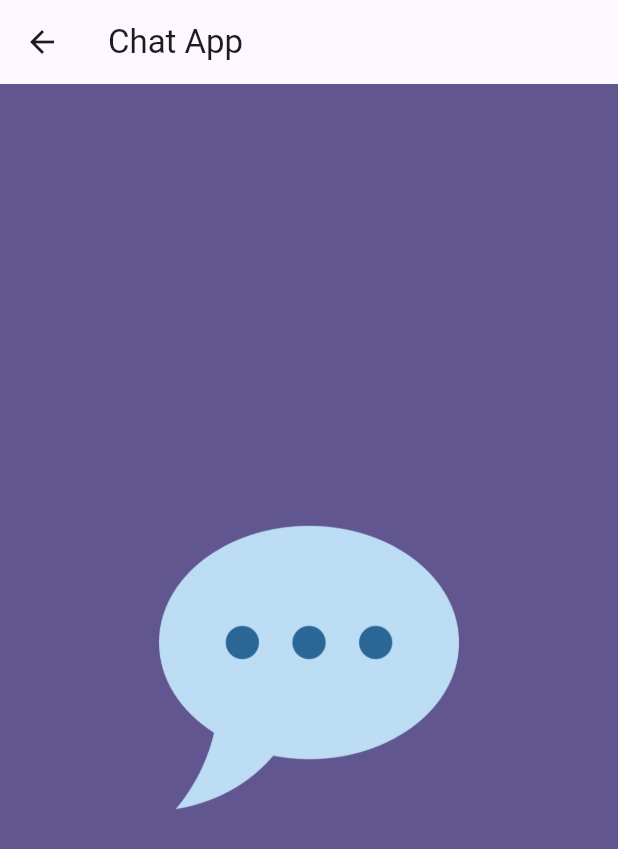
After one commit to Aarushi0010/Chat-App, a Flutter app: the SplashScreen screen opened directly, on a phone screen of 412 x 824 dp. The commit adds this screen. Shown: the top 849 px of the screen. Run offline on Flutter 3.47's test engine with Material 3 defaults, Android fonts, the phone set to English and light mode, and no system bars; our stand-ins replace firebase_auth, firebase_core; accounts and stored records are empty.

Commit message:
splash screen added

```diff
--- a/lib/main.dart
+++ b/lib/main.dart
@@ -1,3 +1,4 @@
+import 'package:chat_app/screens/splash.dart';
 import 'package:firebase_auth/firebase_auth.dart';
 import 'package:flutter/foundation.dart';
 import 'package:flutter/material.dart';
@@ -37,6 +38,9 @@ class App extends StatelessWidget {
       home: StreamBuilder(
           stream: FirebaseAuth.instance.authStateChanges(),
           builder: (ctx, snapshot) {
+            if (snapshot.connectionState == ConnectionState.waiting) {
+              return const SplashScreen();
+            }
             if (snapshot.hasData) {
               return const ChatScreen();
             } else {
--- /dev/null
+++ b/lib/screens/splash.dart
@@ -0,0 +1,34 @@
+import 'package:flutter/material.dart';
+
+class SplashScreen extends StatelessWidget {
+  const SplashScreen({super.key});
+
+  @override
+  Widget build(BuildContext context) {
+    return Scaffold(
+      appBar: AppBar(
+        title: const Text('Chat App'),
+      ),
+      backgroundColor: Theme.of(context).colorScheme.primary,
+      body: Center(
+        child: SingleChildScrollView(
+          child: Column(
+            mainAxisAlignment: MainAxisAlignment.center,
+            children: [
+              Container(
+                margin: const EdgeInsets.only(
+                  bottom: 20,
+                  top: 30,
+                  left: 20,
+                  right: 20,
+                ),
+                width: 200,
+                child: Image.asset('assets/images/chat.png'),
+              ),
+            ],
+          ),
+        ),
+      ),
+    );
+  }
+}
```
